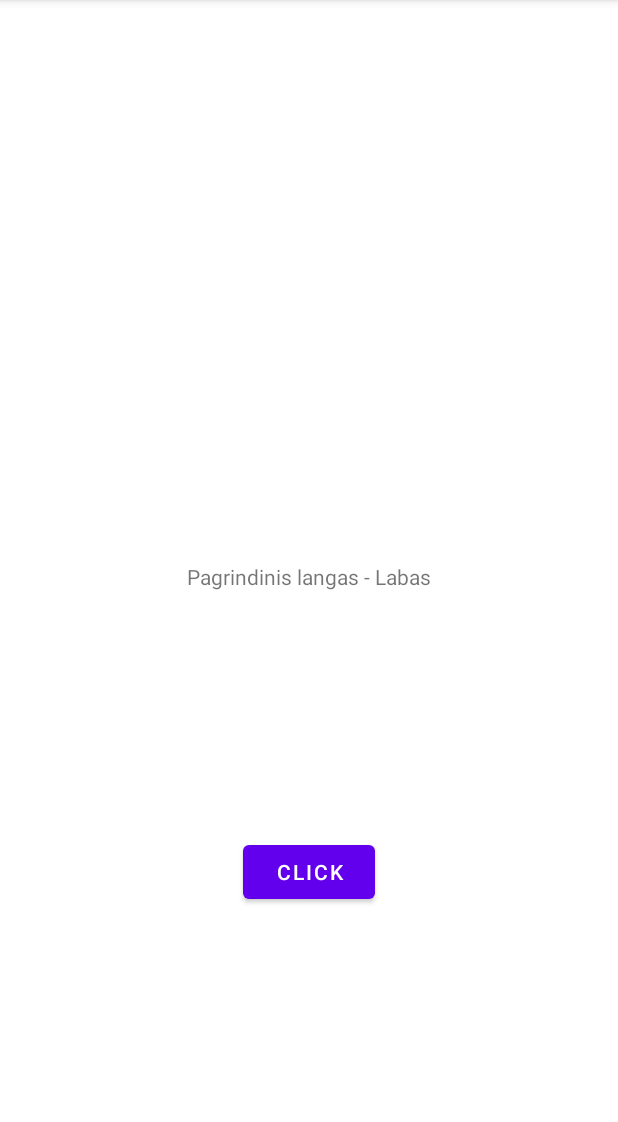
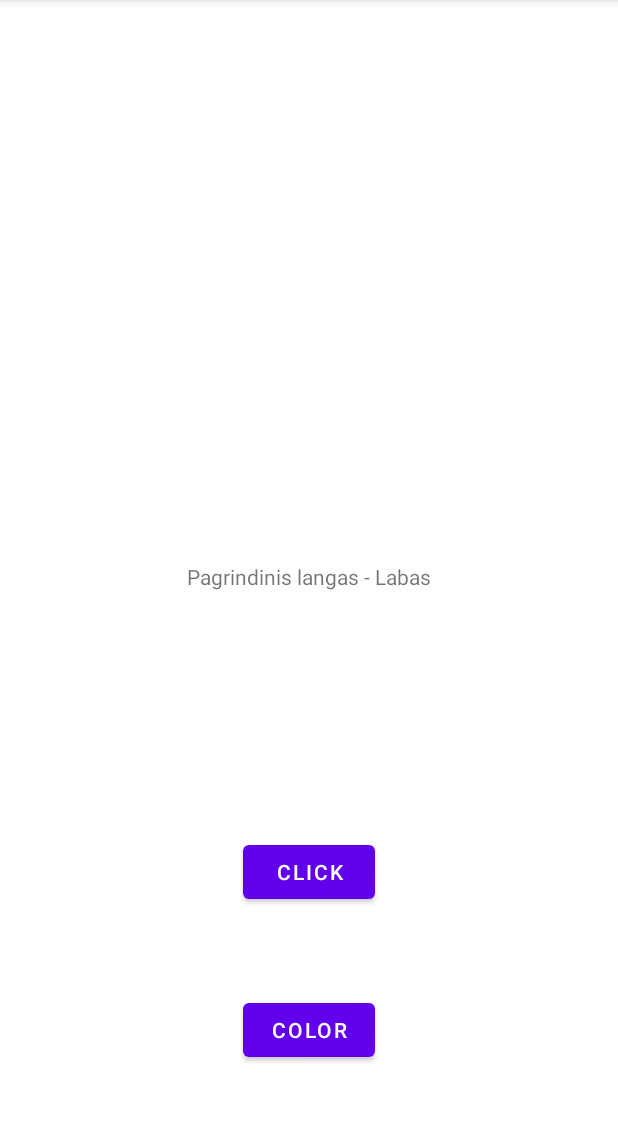
Before and after one commit to Lukaslalas/Laboratorinis.1, an Android app: the screen it shows after launch (MainActivity), on a phone screen of 412 x 824 dp, the part 84-1206 px from its top. Run offline under Robolectric (Android 15) with nearby library versions, the phone set to English and light mode, and no system bars.

Commit message:
10 užduotis

```diff
--- a/app/src/main/java/com/example/laboratorinis1/MainActivity.java
+++ b/app/src/main/java/com/example/laboratorinis1/MainActivity.java
@@ -2,6 +2,7 @@ package com.example.laboratorinis1;
 
 import androidx.appcompat.app.AppCompatActivity;
 
+import android.graphics.Color;
 import android.os.Bundle;
 import android.view.View;
 import android.widget.TextView;
@@ -21,6 +22,11 @@ public class MainActivity extends AppCompatActivity {
 
     public void onBtnMainClick(View view) {
         this.tvMain.setText("Paspausta");
+    }
+
+
+        public void Color(View view) {
+        tvMain.setTextColor(Color.rgb(12,500,50));
 
     }
 }
--- a/app/src/main/res/layout/activity_main.xml
+++ b/app/src/main/res/layout/activity_main.xml
@@ -27,4 +27,15 @@
         app:layout_constraintStart_toStartOf="parent"
         app:layout_constraintTop_toBottomOf="@+id/tvMain" />
 
+    <Button
+        android:id="@+id/button2"
+        android:layout_width="wrap_content"
+        android:layout_height="wrap_content"
+        android:text="Color"
+        android:onClick="Color"
+        app:layout_constraintBottom_toBottomOf="parent"
+        app:layout_constraintEnd_toEndOf="parent"
+        app:layout_constraintStart_toStartOf="parent"
+        app:layout_constraintTop_toBottomOf="@+id/btnMain" />
+
 </androidx.constraintlayout.widget.ConstraintLayout>
```
